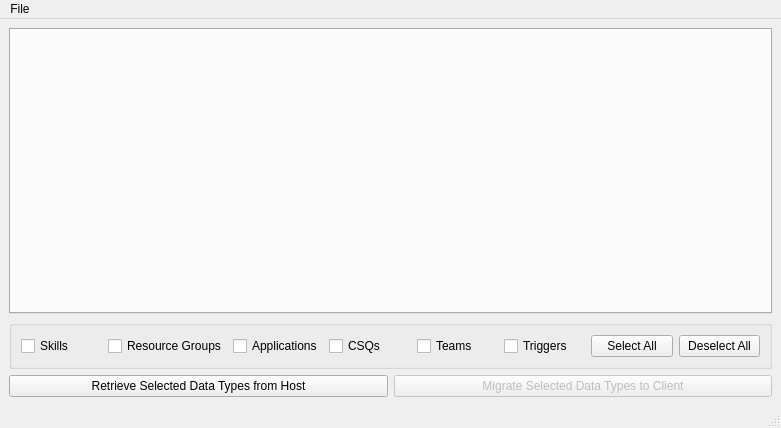
Above: uccxtabbedwindow.ui from xXTheAwesomerXx/XIPE before the change. Below: the same form after it.
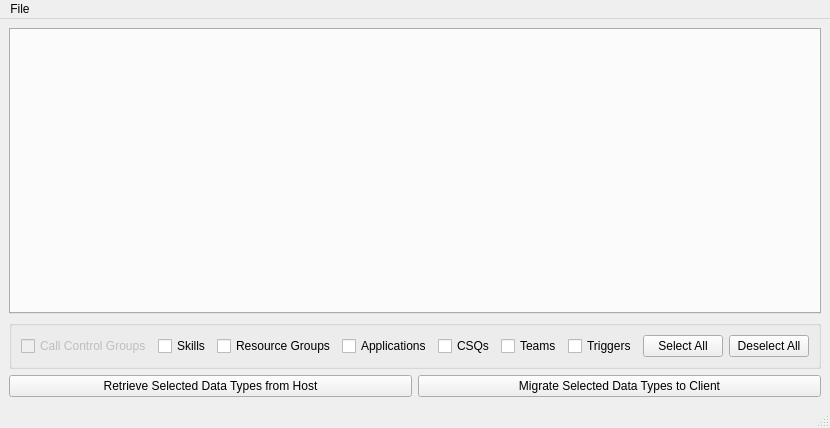
That is the form after the change.

The edit to the form file:
```diff
--- a/uccxtabbedwindow.ui
+++ b/uccxtabbedwindow.ui
@@ -25,6 +25,16 @@
     <item>
      <widget class="QGroupBox" name="horizontalGroupBox_2">
       <layout class="QHBoxLayout" name="horizontalLayout_2">
+       <item>
+        <widget class="QCheckBox" name="checkboxCCGs">
+         <property name="enabled">
+          <bool>false</bool>
+         </property>
+         <property name="text">
+          <string>Call Control Groups</string>
+         </property>
+        </widget>
+       </item>
        <item>
         <widget class="QCheckBox" name="checkboxSkills">
          <property name="text">
@@ -114,7 +124,7 @@
       <item>
        <widget class="QPushButton" name="btnPushData">
         <property name="enabled">
-         <bool>false</bool>
+         <bool>true</bool>
         </property>
         <property name="text">
          <string>Migrate Selected Data Types to Client</string>
```
